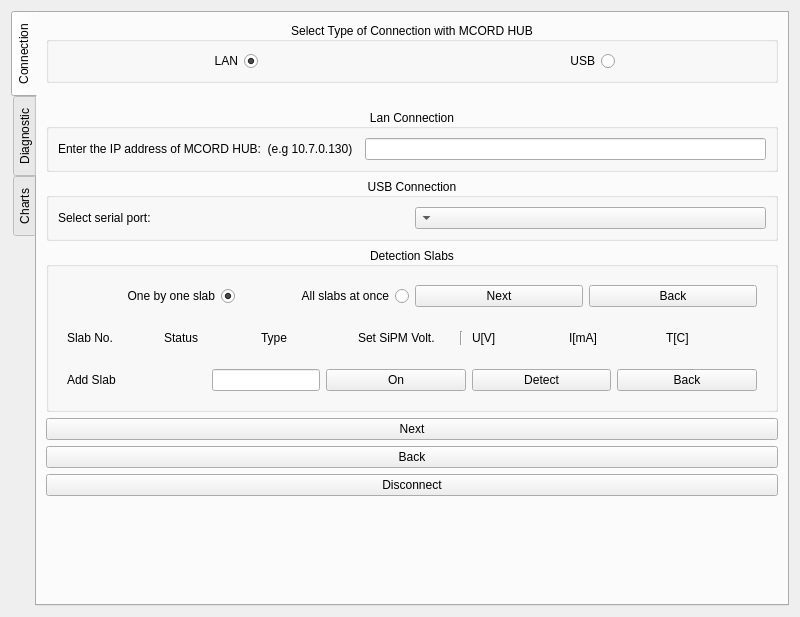
The window that widget.ui (MichalRK19780524/MCORD_GUI_CPP) describes before a commit, drawn with Qt 5.
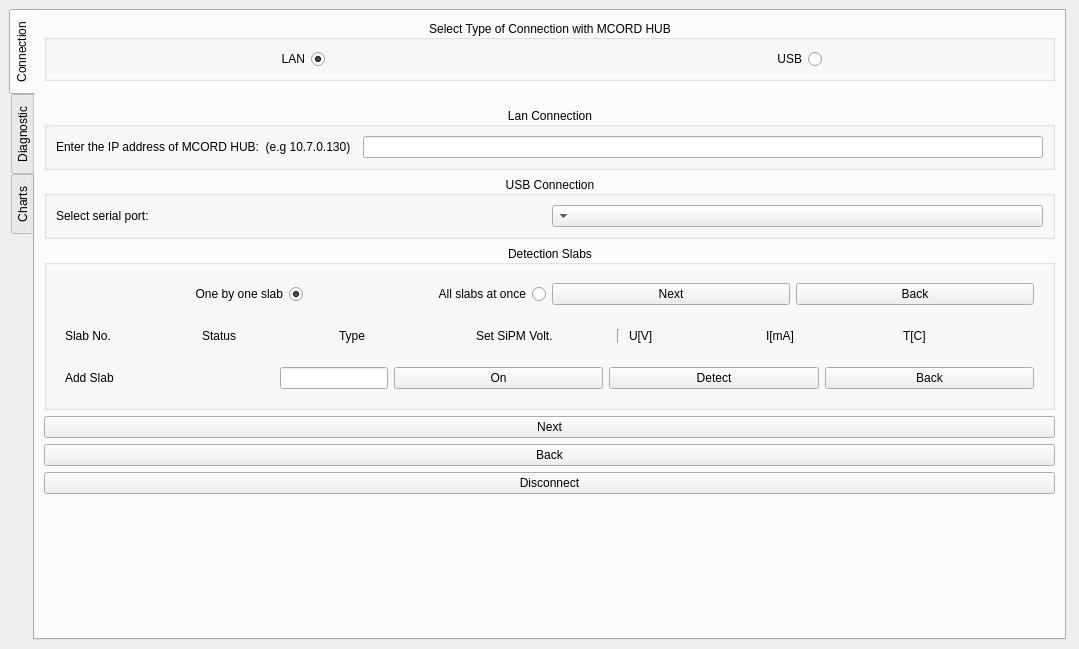
The same window after the commit.

```diff
--- a/widget.ui
+++ b/widget.ui
@@ -9,16 +9,22 @@
    <rect>
     <x>0</x>
     <y>0</y>
-    <width>800</width>
-    <height>617</height>
+    <width>1079</width>
+    <height>649</height>
    </rect>
   </property>
   <property name="windowTitle">
    <string>MCORD Detector Control System</string>
   </property>
-  <layout class="QVBoxLayout" name="verticalLayout_3">
-   <item>
     <widget class="QTabWidget" name="tabWidgetConnection">
+   <property name="geometry">
+    <rect>
+     <x>9</x>
+     <y>9</y>
+     <width>1057</width>
+     <height>631</height>
+    </rect>
+   </property>
      <property name="layoutDirection">
       <enum>Qt::RightToLeft</enum>
      </property>
@@ -362,8 +368,6 @@
       </attribute>
      </widget>
     </widget>
-   </item>
-  </layout>
  </widget>
  <resources/>
  <connections/>
```
Lines whose indentation alone changed are shown as unchanged.
